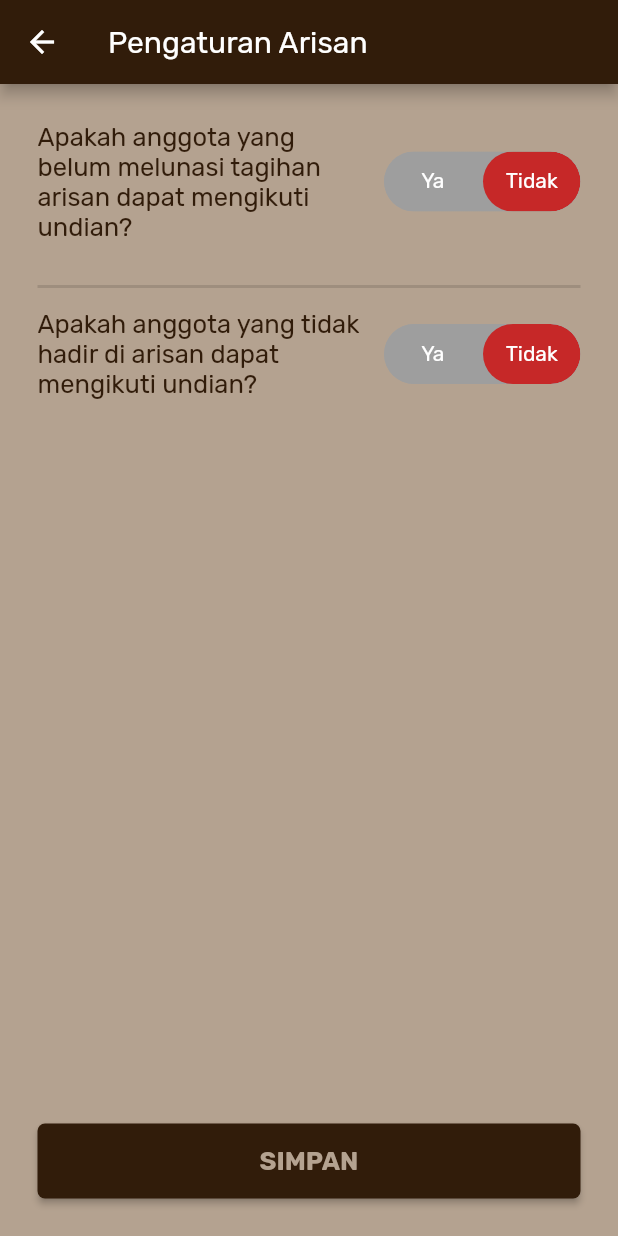
After one commit to Smart-RT/SmartRT-mobile, a Flutter app: the PengaturanArisanPage screen opened directly, on a phone screen of 412 x 824 dp. The commit adds this screen. Run offline on Flutter 3.47's test engine with Material 2 defaults, Android fonts, the light colour scheme and no system bars; drawn by our look-alikes of toggle_switch; our stand-ins replace cached_network_image, date_time_picker, dio, dropdown_button2, file_picker, firebase_auth and 10 more; missing offline and left inert: flutter_pdfview; accounts and stored records are empty.

Commit message:
frontend arisan

```diff
--- a/lib/routes/routes.dart
+++ b/lib/routes/routes.dart
@@ -18,6 +18,7 @@ import 'package:smart_rt/screens/public_screens/arisan/create_periode_arisan/cre
 import 'package:smart_rt/screens/public_screens/arisan/daftar_arisan_page.dart';
 import 'package:smart_rt/screens/public_screens/arisan/detail_dan_informasi_arisan_page.dart';
 import 'package:smart_rt/screens/public_screens/arisan/list_anggota_arisan_page.dart';
+import 'package:smart_rt/screens/public_screens/arisan/pengaturan_arisan/pengaturan_arisan_page.dart';
 import 'package:smart_rt/screens/public_screens/arisan/peraturan_dan_tata_cara_arisan_page.dart';
 import 'package:smart_rt/screens/public_screens/arisan/riwayat_arisan_saya/detail_riwayat_arisan_saya_page.dart';
 import 'package:smart_rt/screens/public_screens/arisan/riwayat_arisan_saya/riwayat_arisan_saya_page.dart';
@@ -195,6 +196,10 @@ class Routes {
         return MaterialPageRoute(builder: (context) {
           return const DetailRiwayatArisanSayaPage();
         });
+      case PengaturanArisanPage.id:
+        return MaterialPageRoute(builder: (context) {
+          return const PengaturanArisanPage();
+        });
       // ---
 
       case BerandaAdminPage.id:
--- a/lib/screens/public_screens/arisan/arisan_page.dart
+++ b/lib/screens/public_screens/arisan/arisan_page.dart
@@ -2,6 +2,8 @@ import 'package:flutter/material.dart';
 import 'package:smart_rt/constants/colors.dart';
 import 'package:smart_rt/screens/public_screens/arisan/create_periode_arisan/create_periode_arisan_page_1.dart';
 import 'package:smart_rt/screens/public_screens/arisan/daftar_arisan_page.dart';
+import 'package:smart_rt/screens/public_screens/arisan/detail_dan_informasi_arisan_page.dart';
+import 'package:smart_rt/screens/public_screens/arisan/pengaturan_arisan/pengaturan_arisan_page.dart';
 import 'package:smart_rt/screens/public_screens/arisan/peraturan_dan_tata_cara_arisan_page.dart';
 import 'package:smart_rt/screens/public_screens/arisan/riwayat_arisan_saya/riwayat_arisan_saya_page.dart';
 import 'package:smart_rt/widgets/list_tile/list_tile_arisan.dart';
@@ -22,7 +24,7 @@ class _ArisanPageState extends State<ArisanPage> {
   // bool isPeriodeArisanActive = true;
   // int countPertemuanPeriodeArisanActive = 1;
 
-  int status = 3;
+  int status = 4;
   Map<int, dynamic> listPage = {
     // Role 3-6, lottery_clubs belum terbuat
     1: {
@@ -61,7 +63,10 @@ class _ArisanPageState extends State<ArisanPage> {
       "subTitle": "Mohon menunggu periode selanjutnya!",
       "subTitleStyleColor": smartRTSecondaryColor,
       "listMenu": [
-        {"menuTitle": "Riwayat Arisan Saya", "nextPageDestination": RiwayatArisanSayaPage.id},
+        {
+          "menuTitle": "Riwayat Arisan Saya",
+          "nextPageDestination": RiwayatArisanSayaPage.id
+        },
         {
           "menuTitle": "Peraturan dan Tata Cara Arisan",
           "nextPageDestination": PeraturanDanTataCaraArisanPage.id
@@ -82,42 +87,53 @@ class _ArisanPageState extends State<ArisanPage> {
           "menuTitle": "Buat Periode Arisan Sekarang!",
           "nextPageDestination": CreatePeriodeArisanPage1.id
         },
-        {"menuTitle": "Riwayat Arisan Wilayah", "nextPageDestination": ""},
+        {
+          "menuTitle": "Riwayat Arisan Wilayah",
+          "nextPageDestination": RiwayatArisanSayaPage.id,
+        },
         {
           "menuTitle": "Peraturan dan Tata Cara Arisan",
           "nextPageDestination": PeraturanDanTataCaraArisanPage.id
         },
-        {"menuTitle": "Pengaturan Arisan", "nextPageDestination": ""},
+        {
+          "menuTitle": "Pengaturan Arisan",
+          "nextPageDestination": PengaturanArisanPage.id,
+        }
       ]
     },
     // lottery_clubs sudah terbuat, lottery_clubs_periods aktif namun sudah berjalan, bukan member, role 3
     5: {
-      "preTitle":
-          "Periode Arisan telah Berjalan",
+      "preTitle": "Periode Arisan telah Berjalan",
       "preTitleStyleColor": smartRTErrorColor,
       "title": "",
       "titleStyleColor": smartRTPrimaryColor,
-      "subTitle": "Maaf, anda tidak dapat bergabung pada periode ini dikarenakan telah berjalan. Harap menunggu Periode Selanjutnya!",
+      "subTitle":
+          "Maaf, anda tidak dapat bergabung pada periode ini dikarenakan telah berjalan. Harap menunggu Periode Selanjutnya!",
       "subTitleStyleColor": smartRTSecondaryColor,
       "listMenu": [
-        {"menuTitle": "Riwayat Arisan Saya", "nextPageDestination": ""},
+        {
+          "menuTitle": "Riwayat Arisan Saya",
+          "nextPageDestination": "",
+        },
         {
           "menuTitle": "Peraturan dan Tata Cara Arisan",
-          "nextPageDestination": PeraturanDanTataCaraArisanPage.id
+          "nextPageDestination": PeraturanDanTataCaraArisanPage.id,
         },
       ]
     },
     // lottery_clubs sudah terbuat, lottery_clubs_periods aktif, sudah di publish, member, role 3
     6: {
-      "preTitle":
-          "TANGGAL PERTEMUAN SELANJUTNYA",
+      "preTitle": "TANGGAL PERTEMUAN SELANJUTNYA",
       "preTitleStyleColor": smartRTSuccessColor,
       "title": "1 JANUARI 2024",
       "titleStyleColor": smartRTSuccessColor,
       "subTitle": "PK. 19:00 WIB di Rumah Pak RT",
       "subTitleStyleColor": smartRTSecondaryColor,
       "listMenu": [
-        {"menuTitle": "Informasi dan Tagihan Periode Saat Ini", "nextPageDestination": ""},
+        {
+          "menuTitle": "Informasi dan Tagihan Periode Saat Ini",
+          "nextPageDestination": ""
+        },
         {"menuTitle": "Riwayat Periode Sebelumnya", "nextPageDestination": ""},
         {
           "menuTitle": "Peraturan dan Tata Cara Arisan",
@@ -127,15 +143,18 @@ class _ArisanPageState extends State<ArisanPage> {
     },
     // lottery_clubs sudah terbuat, lottery_clubs_periods aktif, belum di publish, member, role 3
     7: {
-      "preTitle":
-          "TANGGAL PERTEMUAN SELANJUTNYA",
+      "preTitle": "TANGGAL PERTEMUAN SELANJUTNYA",
       "preTitleStyleColor": smartRTErrorColor,
       "title": "BELUM ADA",
       "titleStyleColor": smartRTErrorColor,
-      "subTitle": "Jadwal pertemuan selanjutnya akan di publikasikan paling lambat tanggal DD MONTH YYYY",
+      "subTitle":
+          "Jadwal pertemuan selanjutnya akan di publikasikan paling lambat tanggal DD MONTH YYYY",
       "subTitleStyleColor": smartRTSecondaryColor,
       "listMenu": [
-        {"menuTitle": "Informasi dan Tagihan Periode Saat Ini", "nextPageDestination": ""},
+        {
+          "menuTitle": "Informasi dan Tagihan Periode Saat Ini",
+          "nextPageDestination": ""
+        },
         {"menuTitle": "Riwayat Periode Sebelumnya", "nextPageDestination": ""},
         {
           "menuTitle": "Peraturan dan Tata Cara Arisan",
@@ -145,15 +164,17 @@ class _ArisanPageState extends State<ArisanPage> {
     },
     // lottery_clubs sudah terbuat, lottery_clubs_periods aktif, sudah di publish, member, role 4-6
     8: {
-     "preTitle":
-          "TANGGAL PERTEMUAN SELANJUTNYA",
+      "preTitle": "TANGGAL PERTEMUAN SELANJUTNYA",
       "preTitleStyleColor": smartRTSuccessColor,
       "title": "1 JANUARI 2024",
       "titleStyleColor": smartRTSuccessColor,
       "subTitle": "PK. 19:00 WIB di Rumah Pak RT",
       "subTitleStyleColor": smartRTSecondaryColor,
       "listMenu": [
-        {"menuTitle": "Informasi dan Tagihan Periode Saat Ini", "nextPageDestination": ""},
+        {
+          "menuTitle": "Informasi dan Tagihan Periode Saat Ini",
+          "nextPageDestination": ""
+        },
         {"menuTitle": "Riwayat Arisan Wilayah", "nextPageDestination": ""},
         {
           "menuTitle": "Peraturan dan Tata Cara Arisan",
@@ -163,15 +184,18 @@ class _ArisanPageState extends State<ArisanPage> {
     },
     // lottery_clubs sudah terbuat, lottery_clubs_periods aktif, belum di publish, member, role 4-6
     9: {
-      "preTitle":
-          "TANGGAL PERTEMUAN SELANJUTNYA",
+      "preTitle": "TANGGAL PERTEMUAN SELANJUTNYA",
       "preTitleStyleColor": smartRTErrorColor,
       "title": "BELUM ADA",
       "titleStyleColor": smartRTErrorColor,
-      "subTitle": "Jadwal pertemuan selanjutnya akan di publikasikan paling lambat tanggal DD MONTH YYYY",
+      "subTitle":
+          "Jadwal pertemuan selanjutnya akan di publikasikan paling lambat tanggal DD MONTH YYYY",
       "subTitleStyleColor": smartRTSecondaryColor,
       "listMenu": [
-        {"menuTitle": "Informasi dan Tagihan Periode Saat Ini", "nextPageDestination": ""},
+        {
+          "menuTitle": "Informasi dan Tagihan Periode Saat Ini",
+          "nextPageDestination": ""
+        },
         {"menuTitle": "Riwayat Arisan Wilayah", "nextPageDestination": ""},
         {
           "menuTitle": "Peraturan dan Tata Cara Arisan",
@@ -181,19 +205,22 @@ class _ArisanPageState extends State<ArisanPage> {
     },
     // lottery_clubs sudah terbuat, lottery_clubs_periods aktif, belum di publish, member, role 7
     10: {
-      "preTitle":
-          "TANGGAL PERTEMUAN SELANJUTNYA",
+      "preTitle": "TANGGAL PERTEMUAN SELANJUTNYA",
       "preTitleStyleColor": smartRTErrorColor,
       "title": "BELUM ADA",
       "titleStyleColor": smartRTErrorColor,
-      "subTitle": "Jadwal pertemuan selanjutnya akan di publikasikan paling lambat tanggal DD MONTH YYYY",
+      "subTitle":
+          "Jadwal pertemuan selanjutnya akan di publikasikan paling lambat tanggal DD MONTH YYYY",
       "subTitleStyleColor": smartRTSecondaryColor,
       "listMenu": [
         {
           "menuTitle": "Buat Pertemuan Arisan Selanjutnya Sekarang!",
           "nextPageDestination": ""
         },
-        {"menuTitle": "Informasi dan Tagihan Periode Saat Ini", "nextPageDestination": ""},
+        {
+          "menuTitle": "Informasi dan Tagihan Periode Saat Ini",
+          "nextPageDestination": ""
+        },
         {"menuTitle": "Riwayat Arisan Wilayah", "nextPageDestination": ""},
         {
           "menuTitle": "Peraturan dan Tata Cara Arisan",
@@ -204,15 +231,18 @@ class _ArisanPageState extends State<ArisanPage> {
     },
     // lottery_clubs sudah terbuat, lottery_clubs_periods aktif, sudah di publish, member, role 7
     11: {
-      "preTitle":
-          "TANGGAL PERTEMUAN SELANJUTNYA",
+      "preTitle": "TANGGAL PERTEMUAN SELANJUTNYA",
       "preTitleStyleColor": smartRTErrorColor,
       "title": "BELUM ADA",
       "titleStyleColor": smartRTErrorColor,
-      "subTitle": "Jadwal pertemuan selanjutnya akan di publikasikan paling lambat tanggal DD MONTH YYYY",
+      "subTitle":
+          "Jadwal pertemuan selanjutnya akan di publikasikan paling lambat tanggal DD MONTH YYYY",
       "subTitleStyleColor": smartRTSecondaryColor,
       "listMenu": [
-        {"menuTitle": "Informasi dan Tagihan Periode Saat Ini", "nextPageDestination": ""},
+        {
+          "menuTitle": "Informasi dan Tagihan Periode Saat Ini",
+          "nextPageDestination": ""
+        },
         {"menuTitle": "Riwayat Arisan Wilayah", "nextPageDestination": ""},
         {
           "menuTitle": "Peraturan dan Tata Cara Arisan",
@@ -221,7 +251,6 @@ class _ArisanPageState extends State<ArisanPage> {
         {"menuTitle": "Pengaturan Arisan", "nextPageDestination": ""},
       ]
     },
-
   };
 
   @override
--- /dev/null
+++ b/lib/screens/public_screens/arisan/pengaturan_arisan/pengaturan_arisan_page.dart
@@ -0,0 +1,108 @@
+import 'package:flutter/material.dart';
+import 'package:smart_rt/constants/colors.dart';
+import 'package:smart_rt/constants/size.dart';
+import 'package:smart_rt/constants/style.dart';
+import 'package:smart_rt/widgets/cards/card_periode_arisan.dart';
+import 'package:smart_rt/widgets/list_tile/list_tile_arisan.dart';
+import 'package:toggle_switch/toggle_switch.dart';
+
+class PengaturanArisanPage extends StatefulWidget {
+  static const String id = 'PengaturanArisanPage';
+  const PengaturanArisanPage({Key? key}) : super(key: key);
+
+  @override
+  State<PengaturanArisanPage> createState() => _PengaturanArisanPageState();
+}
+
+class _PengaturanArisanPageState extends State<PengaturanArisanPage> {
+  @override
+  Widget build(BuildContext context) {
+    return Scaffold(
+      appBar: AppBar(
+        title: Text('Pengaturan Arisan'),
+      ),
+      body: Padding(
+        padding: paddingScreen,
+        child: Column(
+          mainAxisAlignment: MainAxisAlignment.spaceBetween,
+          children: [
+            Column(
+              children: [
+                Row(
+                  children: [
+                    Expanded(
+                      child: Text(
+                        'Apakah anggota yang belum melunasi tagihan arisan dapat mengikuti undian?',
+                        style: smartRTTextLarge,
+                      ),
+                    ),
+                    SB_width15,
+                    ToggleSwitch(
+                      minWidth: 65.0,
+                      cornerRadius: 20.0,
+                      activeBgColors: [
+                        [Colors.green[800]!],
+                        [Colors.red[800]!]
+                      ],
+                      activeFgColor: Colors.white,
+                      inactiveBgColor: Colors.grey,
+                      inactiveFgColor: Colors.white,
+                      initialLabelIndex: 1,
+                      totalSwitches: 2,
+                      labels: ['Ya', 'Tidak'],
+                      radiusStyle: true,
+                      onToggle: (index) {
+                        print('switched to: $index');
+                      },
+                    ),
+                  ],
+                ),
+                SB_height15,
+                Divider(height: 30, thickness: 2),
+                Row(
+                  children: [
+                    Expanded(
+                      child: Text(
+                        'Apakah anggota yang tidak hadir di arisan dapat mengikuti undian?',
+                        style: smartRTTextLarge,
+                      ),
+                    ),
+                    SB_width15,
+                    ToggleSwitch(
+                      minWidth: 65.0,
+                      cornerRadius: 20.0,
+                      activeBgColors: [
+                        [Colors.green[800]!],
+                        [Colors.red[800]!]
+                      ],
+                      activeFgColor: Colors.white,
+                      inactiveBgColor: Colors.grey,
+                      inactiveFgColor: Colors.white,
+                      initialLabelIndex: 1,
+                      totalSwitches: 2,
+                      labels: ['Ya', 'Tidak'],
+                      radiusStyle: true,
+                      onToggle: (index) {
+                        print('switched to: $index');
+                      },
+                    ),
+                  ],
+                ),
+              ],
+            ),
+            Container(
+              width: double.infinity,
+              child: ElevatedButton(
+                onPressed: () async {},
+                child: Text(
+                  'SIMPAN',
+                  style: smartRTTextLargeBold_Secondary,
+                ),
+              ),
+            ),
+          ],
+        ),
+      ),
+    );
+  }
+}
--- a/lib/screens/public_screens/arisan/riwayat_arisan_saya/detail_riwayat_arisan_saya_page.dart
+++ b/lib/screens/public_screens/arisan/riwayat_arisan_saya/detail_riwayat_arisan_saya_page.dart
@@ -172,12 +172,18 @@ class _DetailRiwayatArisanSayaPageState
                       ],
                     ),
                   ),
-                  const Expanded(
+                  Expanded(
                       flex: 3,
-                      child: Icon(
-                        Icons.check,
-                        color: Color.fromARGB(255, 0, 255, 13),
-                      )),
+                      child: Column(
+                        children: [
+                          const Icon(
+                            Icons.check,
+                            color: Color.fromARGB(255, 0, 255, 13),
+                          ),
+                          Text('01-01-21', style: smartRTTextSmall,),
+                          Text('Offline', style: smartRTTextSmall,),
+                        ],
+                      ),),
                   const Expanded(
                       flex: 3,
                       child: Icon(
--- a/pubspec.yaml
+++ b/pubspec.yaml
@@ -57,6 +57,7 @@ dependencies:
   cached_network_image: ^3.2.1
   dependencies:
   flutter_pdfview: ^1.2.1
+  toggle_switch: ^2.0.1
 
 
 dev_dependencies:
```
Also changed, not shown: lib/screens/public_screens/arisan/riwayat_arisan_wilayah/riwayat_arisan_wilayah_page.dart (added), pubspec.lock.
